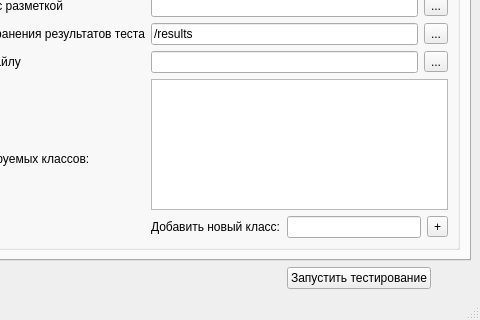
This is gui-for-tester-tracker/gui.ui in Yrij-Zhavoronkov/WintreistsPractice as Qt 5 draws it before an edit; both pictures show x 109 to 589 and y 111 to 431 of the 589 by 431 pixel window. The edited form follows.
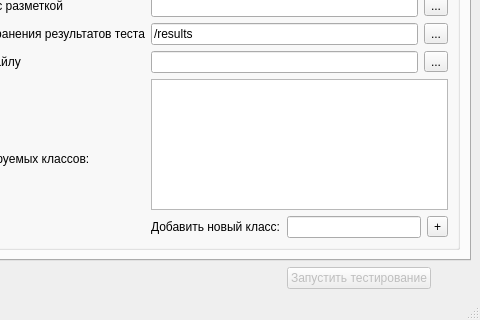
This is the edited form.

Commit message: 1,2,3,4 и отступы

Patch:
```diff
--- a/gui-for-tester-tracker/gui.ui
+++ b/gui-for-tester-tracker/gui.ui
@@ -364,6 +364,9 @@
       </item>
       <item>
        <widget class="QPushButton" name="pushButton_start_work">
+        <property name="enabled">
+         <bool>false</bool>
+        </property>
         <property name="text">
          <string>Запустить тестирование</string>
         </property>
```
Left out of the diff: 6 changed lines with no effect on the pictures. Lines whose indentation alone changed are shown as unchanged. The commit also changes 1 other file.
